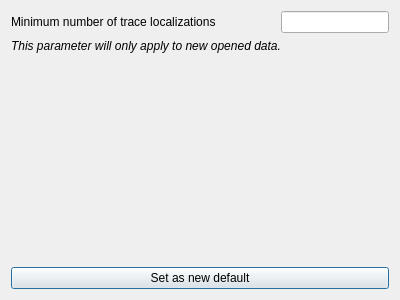
This is pyminflux/ui/options.ui in bsse-scf/pyMINFLUX as Qt 5 draws it before an edit. The edited form follows.
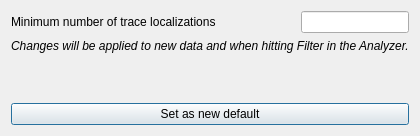
This is the edited form.

Commit message: Rename HistogramViewer into Analyzer.

Diff of the .ui file:
```diff
--- a/pyminflux/ui/options.ui
+++ b/pyminflux/ui/options.ui
@@ -6,8 +6,8 @@
    <rect>
     <x>0</x>
     <y>0</y>
-    <width>400</width>
-    <height>300</height>
+    <width>419</width>
+    <height>136</height>
    </rect>
   </property>
   <property name="windowTitle">
@@ -29,7 +29,7 @@
       </font>
      </property>
      <property name="text">
-      <string>This parameter will only apply to new opened data.</string>
+      <string>Changes will be applied to new data and when hitting Filter in the Analyzer.</string>
      </property>
     </widget>
    </item>
```
The commit also changes 7 other files.
